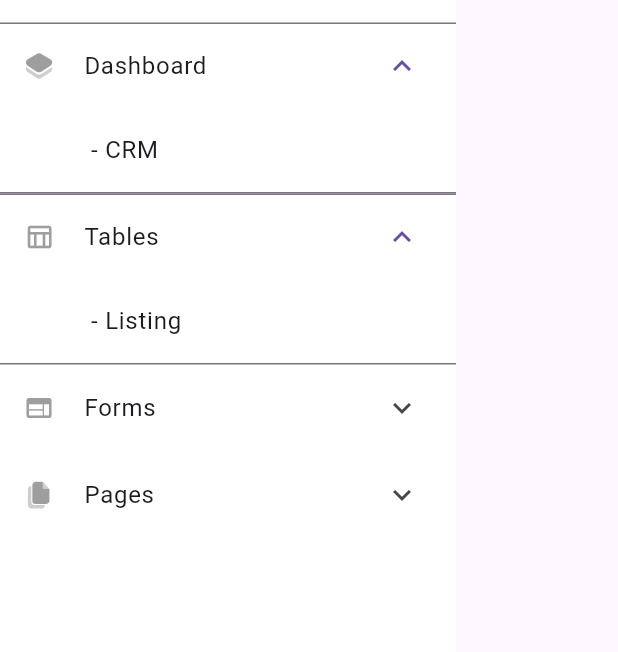
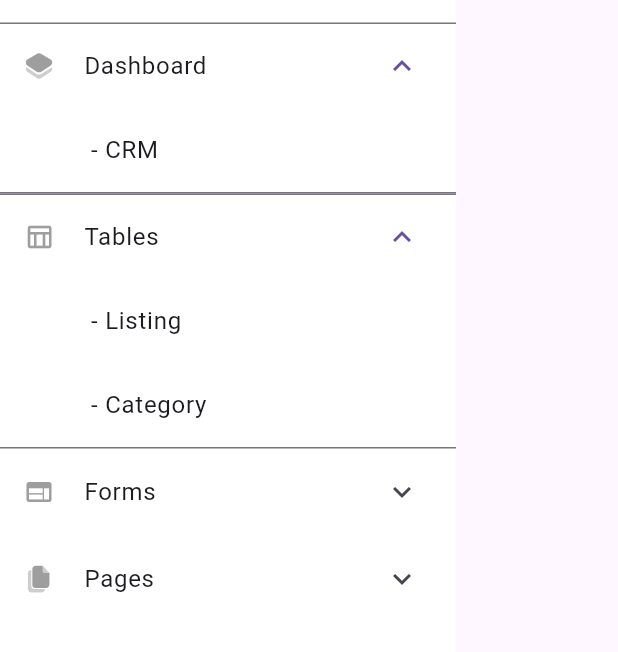
Before and after one commit to forwardcodetechstudio/flutter-admin, a Flutter app: the AppDrawer widget shown alone on an empty page, opened directly, after a tap on "Dashboard", after a tap on "Tables", on a phone screen of 412 x 824 dp, the part 87-739 px from its top. Run offline on Flutter 3.47's test engine with Material 3 defaults, Android fonts, the phone set to English and light mode, and no system bars; our stand-ins replace equatable, flutter_bloc, flutter_svg, get_it, go_router; missing offline and left inert: design_grid.

Commit message:
create categories model, bloc and repo class

```diff
--- a/lib/config/routes/app_router.dart
+++ b/lib/config/routes/app_router.dart
@@ -5,6 +5,7 @@ import 'package:flutter_admin/features/authentication/screens/login_screen.dart'
 import 'package:flutter_admin/features/authentication/screens/register_screen.dart';
 import 'package:flutter_admin/features/dashboard/screens/crm_screen.dart';
 import 'package:flutter_admin/features/forms/screens/add_listing_screen.dart';
+import 'package:flutter_admin/features/tables/screens/category_screen.dart';
 import 'package:flutter_admin/features/tables/screens/listing_screen.dart';
 import 'package:go_router/go_router.dart';
 
@@ -55,6 +56,11 @@ class AppRouter {
             path: RoutesPath.listing,
             builder: (context, state) => const ListingScreen(),
           ),
+          GoRoute(
+            name: RoutesName.category,
+            path: RoutesPath.category,
+            builder: (context, state) => const CategoryScreen(),
+          ),
         ],
       ),
     ];
--- a/lib/config/routes/routes_constant.dart
+++ b/lib/config/routes/routes_constant.dart
@@ -8,6 +8,7 @@ sealed class RoutesName {
   static const String crm = 'crm';
   static const String addListing = 'addListing';
   static const String listing = 'listing';
+  static const String category = 'category';
 }
 
 sealed class RoutesPath {
@@ -19,4 +20,5 @@ sealed class RoutesPath {
   static const String crm = '/crm';
   static const String addListing = '/add-listing';
   static const String listing = '/listing';
+  static const String category = '/category';
 }
--- a/lib/core/widgets/app_drawer.dart
+++ b/lib/core/widgets/app_drawer.dart
@@ -67,6 +67,11 @@ class AppDrawer extends StatelessWidget {
                         title: const Text(' - Listing'),
                         onTap: () => context.goNamed(RoutesName.listing),
                       ),
+                      ListTile(
+                        leading: const SizedBox(),
+                        title: const Text(' - Category'),
+                        onTap: () => context.goNamed(RoutesName.category),
+                      ),
                     ],
                   ),
                   AppDrawerItem(
--- a/lib/features/forms/screens/add_listing_screen.dart
+++ b/lib/features/forms/screens/add_listing_screen.dart
@@ -8,7 +8,7 @@ import 'package:flutter_admin/core/widgets/app_breadcrumb.dart';
 import 'package:flutter_admin/core/widgets/app_footer.dart';
 import 'package:flutter_admin/core/widgets/input_box.dart';
 import 'package:flutter_admin/core/widgets/select_box.dart';
-import 'package:flutter_admin/features/tables/bloc/listing_bloc.dart';
+import 'package:flutter_admin/features/tables/bloc/listing/listing_bloc.dart';
 import 'package:flutter_admin/features/tables/models/listing.dart';
 import 'package:flutter_bloc/flutter_bloc.dart';
 
--- /dev/null
+++ b/lib/features/tables/bloc/category/category_bloc.dart
@@ -0,0 +1,32 @@
+import 'package:equatable/equatable.dart';
+import 'package:flutter_admin/features/tables/repositories/remote_categories.dart';
+import 'package:flutter_bloc/flutter_bloc.dart';
+
+import 'package:flutter_admin/features/tables/models/category.dart';
+
+part 'category_event.dart';
+part 'category_state.dart';
+
+class CategoryBloc extends Bloc<CategoryEvent, CategoryState> {
+  final RemoteCategory remoteCategory;
+  static const String baseUrl = 'dev.anbocas.com';
+
+  CategoryBloc(this.remoteCategory) : super(CategoryInitial()) {
+    on<GetCategory>(_getAllCategories);
+  }
+
+  void _getAllCategories(
+      GetCategory event, Emitter<CategoryState> emit) async {
+    emit(CategoryFetching());
+    try {
+      Category? category = await remoteCategory.getAllCategories();
+      if (category != null) {
+        emit(CategoryFetchingSucceeded(categories: category));
+      } else {
+        emit(const CategoryFetchingFailure(exception: '404 Not Found'));
+      }
+    } catch (e) {
+      emit(CategoryFetchingFailure(exception: e.toString()));
+    }
+  }
+}
--- /dev/null
+++ b/lib/features/tables/bloc/category/category_event.dart
@@ -0,0 +1,10 @@
+part of 'category_bloc.dart';
+
+sealed class CategoryEvent extends Equatable {
+  const CategoryEvent();
+
+  @override
+  List<Object> get props => [];
+}
+
+class GetCategory extends CategoryEvent {}
--- /dev/null
+++ b/lib/features/tables/bloc/category/category_state.dart
@@ -0,0 +1,22 @@
+part of 'category_bloc.dart';
+
+sealed class CategoryState extends Equatable {
+  final Category? categories;
+  final String? exception;
+  const CategoryState({this.categories, this.exception});
+
+  @override
+  List<Object?> get props => [categories, exception];
+}
+
+final class CategoryInitial extends CategoryState {}
+
+final class CategoryFetching extends CategoryState {}
+
+final class CategoryFetchingSucceeded extends CategoryState {
+  const CategoryFetchingSucceeded({required super.categories});
+}
+
+final class CategoryFetchingFailure extends CategoryState {
+  const CategoryFetchingFailure({required super.exception});
+}
--- /dev/null
+++ b/lib/features/tables/models/category.dart
@@ -0,0 +1,162 @@
+// To parse this JSON data, do
+//
+//     final category = categoryFromJson(jsonString);
+
+import 'dart:convert';
+
+Category categoryFromJson(String str) => Category.fromJson(json.decode(str));
+
+String categoryToJson(Category data) => json.encode(data.toJson());
+
+class Category {
+    Data data;
+
+    Category({
+        required this.data,
+    });
+
+    factory Category.fromJson(Map<String, dynamic> json) => Category(
+        data: Data.fromJson(json["data"]),
+    );
+
+    Map<String, dynamic> toJson() => {
+        "data": data.toJson(),
+    };
+}
+
+class Data {
+    int currentPage;
+    List<Datum> data;
+    String firstPageUrl;
+    int from;
+    int lastPage;
+    String lastPageUrl;
+    List<Link> links;
+    String nextPageUrl;
+    String path;
+    int perPage;
+    dynamic prevPageUrl;
+    int to;
+    int total;
+
+    Data({
+        required this.currentPage,
+        required this.data,
+        required this.firstPageUrl,
+        required this.from,
+        required this.lastPage,
+        required this.lastPageUrl,
+        required this.links,
+        required this.nextPageUrl,
+        required this.path,
+        required this.perPage,
+        required this.prevPageUrl,
+        required this.to,
+        required this.total,
+    });
+
+    factory Data.fromJson(Map<String, dynamic> json) => Data(
+        currentPage: json["current_page"],
+        data: List<Datum>.from(json["data"].map((x) => Datum.fromJson(x))),
+        firstPageUrl: json["first_page_url"],
+        from: json["from"],
+        lastPage: json["last_page"],
+        lastPageUrl: json["last_page_url"],
+        links: List<Link>.from(json["links"].map((x) => Link.fromJson(x))),
+        nextPageUrl: json["next_page_url"],
+        path: json["path"],
+        perPage: json["per_page"],
+        prevPageUrl: json["prev_page_url"],
+        to: json["to"],
+        total: json["total"],
+    );
+
+    Map<String, dynamic> toJson() => {
+        "current_page": currentPage,
+        "data": List<dynamic>.from(data.map((x) => x.toJson())),
+        "first_page_url": firstPageUrl,
+        "from": from,
+        "last_page": lastPage,
+        "last_page_url": lastPageUrl,
+        "links": List<dynamic>.from(links.map((x) => x.toJson())),
+        "next_page_url": nextPageUrl,
+        "path": path,
+        "per_page": perPage,
+        "prev_page_url": prevPageUrl,
+        "to": to,
+        "total": total,
+    };
+}
+
+class Datum {
+    String id;
+    String name;
+    String slug;
+    String createdAt;
+    String updatedAt;
+    dynamic parentId;
+
+    Datum({
+        required this.id,
+        required this.name,
+        required this.slug,
+        required this.createdAt,
+        required this.updatedAt,
+        required this.parentId,
+    });
+
+    factory Datum.fromJson(Map<String, dynamic> json) => Datum(
+        id: json["id"],
+        name: json["name"],
+        slug: json["slug"],
+        createdAt: json["created_at"],
+        updatedAt: json["updated_at"],
+        parentId: json["parent_id"],
+    );
+
+    Map<String, dynamic> toJson() => {
+        "id": id,
+        "name": name,
+        "slug": slug,
+        "created_at": createdAt,
+        "updated_at": updatedAt,
+        "parent_id": parentId,
+    };
+}
+
+
+class Link {
+    String? url;
+    String label;
+    bool active;
+
+    Link({
+        required this.url,
+        required this.label,
+        required this.active,
+    });
+
+    factory Link.fromJson(Map<String, dynamic> json) => Link(
+        url: json["url"],
+        label: json["label"],
+        active: json["active"],
+    );
+
+    Map<String, dynamic> toJson() => {
+        "url": url,
+        "label": label,
+        "active": active,
+    };
+}
+
+class EnumValues<T> {
+    Map<String, T> map;
+    late Map<T, String> reverseMap;
+
+    EnumValues(this.map);
+
+    Map<T, String> get reverse {
+        reverseMap = map.map((k, v) => MapEntry(v, k));
+        return reverseMap;
+    }
+}
--- /dev/null
+++ b/lib/features/tables/repositories/remote_categories.dart
@@ -0,0 +1,32 @@
+import 'dart:io';
+import 'package:flutter_admin/features/tables/models/category.dart';
+import 'package:http/http.dart' as http;
+
+class RemoteCategory {
+  static const String baseUrl = 'dev.anbocas.com';
+
+  RemoteCategory();
+
+  Future<Category?> getAllCategories() async {
+    const bool paginate = false;
+    final Uri uri = Uri.https(
+      baseUrl,
+      'api/v1/categories',
+      {
+        'paginate': paginate,
+        //'page': page,
+        //'page_length': 10,
+        //'search': null
+      },
+    );
+    final http.Response response = await http.Client().get(uri);
+
+    print("Category ::::::::::::::::::::::::::::::::::::::");
+    print(response.body);
+    if (response.statusCode == HttpStatus.ok) {
+      return categoryFromJson(response.body);
+    }
+
+    return null;
+  }
+}
--- a/lib/features/tables/screens/listing_screen.dart
+++ b/lib/features/tables/screens/listing_screen.dart
@@ -5,7 +5,7 @@ import 'package:flutter_admin/config/routes/routes_constant.dart';
 import 'package:flutter_admin/core/constants/app_colors.dart';
 import 'package:flutter_admin/core/extensions/empty_space.dart';
 import 'package:flutter_admin/core/widgets/app_breadcrumb.dart';
-import 'package:flutter_admin/features/tables/bloc/listing_bloc.dart';
+import 'package:flutter_admin/features/tables/bloc/listing/listing_bloc.dart';
 
 class ListingScreen extends StatelessWidget {
   const ListingScreen({super.key});
```
Also changed, not shown: lib/features/tables/screens/category_screen.dart (added, +74 -0 lines), lib/main.dart (+9 -2 lines), lib/features/tables/bloc/listing/listing_bloc.dart (renamed from lib/features/tables/bloc/listing_bloc.dart), lib/features/tables/bloc/listing/listing_event.dart (renamed from lib/features/tables/bloc/listing_event.dart), lib/features/tables/bloc/listing/listing_state.dart (renamed from lib/features/tables/bloc/listing_state.dart).
